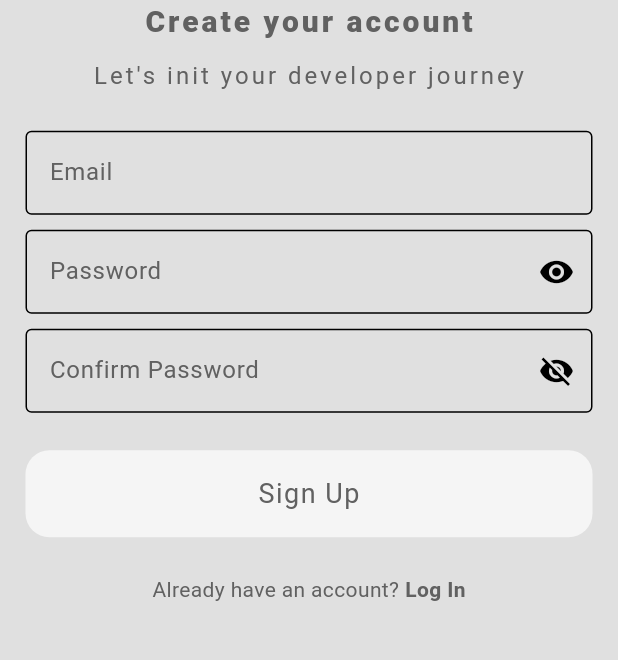
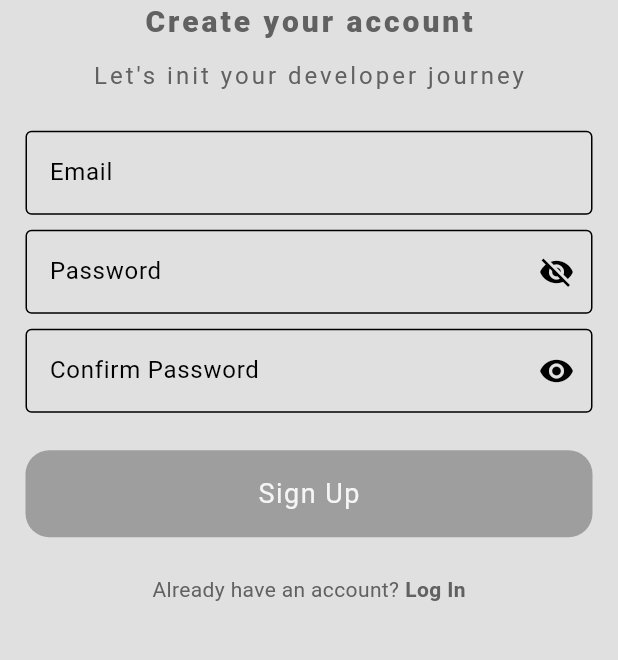
Before and after one commit to amandangol/stackup-mockup-app, a Flutter app: the screen it shows after launch, after a tap on "Login", after a tap on "Sign Up", on a phone screen of 412 x 824 dp, the part 428-1088 px from its top. Run offline on Flutter 3.47's test engine with Material 3 defaults, Android fonts, the light colour scheme and no system bars; our stand-ins replace cloud_firestore, expansion_tile_card, firebase_auth, firebase_core, flutter_spinkit, font_awesome_flutter and 1 more; accounts and stored records are empty.

Commit message:
minor fixes :bug: :zap:

```diff
--- a/lib/common_widgets/custom_button.dart
+++ b/lib/common_widgets/custom_button.dart
@@ -18,7 +18,7 @@ class CustomButton extends StatelessWidget {
         padding: const EdgeInsets.symmetric(horizontal: 8, vertical: 16),
         width: MediaQuery.of(context).size.width,
         decoration: BoxDecoration(
-            color: Theme.of(context).colorScheme.secondary,
+            color: Theme.of(context).colorScheme.primary,
             borderRadius: const BorderRadius.all(Radius.circular(16))),
         child: Center(
           child: Text(
@@ -26,7 +26,7 @@ class CustomButton extends StatelessWidget {
             style: TextStyle(
                 letterSpacing: 1,
                 fontSize: 18,
-                color: Theme.of(context).colorScheme.inversePrimary),
+                color: Theme.of(context).colorScheme.secondary),
           ),
         ),
       ),
--- a/lib/common_widgets/custom_textfield.dart
+++ b/lib/common_widgets/custom_textfield.dart
@@ -7,6 +7,7 @@ class CustomTextField extends StatelessWidget {
   final FormFieldValidator<String>? validator;
   final IconData? suffixIcon;
   final VoidCallback? onTap;
+  final String? labelText;
 
   const CustomTextField(
       {super.key,
@@ -15,6 +16,7 @@ class CustomTextField extends StatelessWidget {
       required this.obscureText,
       this.suffixIcon,
       this.onTap,
+      this.labelText,
       required this.validator});
 
   @override
@@ -27,6 +29,7 @@ class CustomTextField extends StatelessWidget {
         autofocus: false,
         obscureText: obscureText!,
         decoration: InputDecoration(
+            labelText: labelText,
             suffixIcon: IconButton(
               icon: Icon(suffixIcon),
               onPressed: onTap,
--- a/lib/screens/authscreens/login_screen/login_screen.dart
+++ b/lib/screens/authscreens/login_screen/login_screen.dart
@@ -3,6 +3,7 @@ import 'package:provider/provider.dart';
 import 'package:stackup_app/bottomnav/bottomNavWrapper.dart';
 import 'package:stackup_app/common_widgets/custom_button.dart';
 import 'package:stackup_app/common_widgets/custom_textfield.dart';
+import 'package:stackup_app/config/routes/routes_name.dart';
 import 'package:stackup_app/services/auth/auth_service.dart';
 import 'package:stackup_app/services/auth/provider/auth_provider.dart';
 import 'package:stackup_app/screens/authscreens/signup_screen/signup_screen.dart';
@@ -35,10 +36,7 @@ class _LoginScreenState extends State<LoginScreen> {
         passwordController.text,
       );
       // hideLoadingDialog(context);
-      Navigator.push(
-        context,
-        MaterialPageRoute(builder: (context) => const BottomNavHome()),
-      );
+      Navigator.pushNamed(context, RoutesName.bottomNavHome);
 
       ScaffoldMessenger.of(context).showSnackBar(
         SnackBar(
@@ -76,7 +74,9 @@ class _LoginScreenState extends State<LoginScreen> {
   @override
   Widget build(BuildContext context) {
     return Consumer<ObscureProvider>(builder: (context, value, child) {
-      return Scaffold(
+      return PopScope(
+        canPop: false,
+        child: Scaffold(
           // backgroundColor: Theme.of(context).colorScheme.secondaryContainer,
           body: Center(
             child: Form(
@@ -112,6 +112,7 @@ class _LoginScreenState extends State<LoginScreen> {
                     height: 25,
                   ),
                   CustomTextField(
+                      labelText: "Email",
                       validator: (value) {
                         if (value == null || value.isEmpty) {
                           return "Please enter your email";
@@ -119,12 +120,13 @@ class _LoginScreenState extends State<LoginScreen> {
                         return null;
                       },
                       controller: emailController,
-                    hintText: "Email",
+                      hintText: "Enter your email",
                       obscureText: false),
                   const SizedBox(
                     height: 10,
                   ),
                   CustomTextField(
+                      labelText: "Password",
                       suffixIcon: value.isObscure
                           ? Icons.visibility
                           : Icons.visibility_off,
@@ -136,7 +138,7 @@ class _LoginScreenState extends State<LoginScreen> {
                         return null;
                       },
                       controller: passwordController,
-                    hintText: "Password",
+                      hintText: "Enter you password",
                       obscureText: value.isObscure),
                   const SizedBox(
                     height: 25,
@@ -159,7 +161,8 @@ class _LoginScreenState extends State<LoginScreen> {
                       Text(
                         "Don't have an account?",
                         style: TextStyle(
-                          color: Theme.of(context).colorScheme.inversePrimary),
+                            color:
+                                Theme.of(context).colorScheme.inversePrimary),
                       ),
                       const SizedBox(
                         width: 4,
@@ -176,7 +179,8 @@ class _LoginScreenState extends State<LoginScreen> {
                         child: Text(
                           "Sign Up",
                           style: TextStyle(
-                            color: Theme.of(context).colorScheme.inversePrimary,
+                              color:
+                                  Theme.of(context).colorScheme.inversePrimary,
                               fontWeight: FontWeight.bold),
                         ),
                       ),
@@ -186,6 +190,7 @@ class _LoginScreenState extends State<LoginScreen> {
               ),
             ),
           ),
+        ),
       );
     });
   }
--- a/lib/screens/authscreens/signup_screen/signup_screen.dart
+++ b/lib/screens/authscreens/signup_screen/signup_screen.dart
@@ -40,9 +40,20 @@ class _LoginScreenState extends State<SignupScreen> {
         // usernameController.text,
       );
       print("${usernameController.text}aas");
-      hideLoadingDialog(context);
+      // hideLoadingDialog(context);
 
       Navigator.pushNamed(context, RoutesName.bottomNavHome);
+      ScaffoldMessenger.of(context).showSnackBar(
+        SnackBar(
+          backgroundColor: Colors.green,
+          content: const Text("Signed up succesfully"),
+          shape: RoundedRectangleBorder(
+            borderRadius: BorderRadius.circular(10),
+          ),
+          behavior: SnackBarBehavior.floating,
+          margin: const EdgeInsets.all(10),
+        ),
+      );
     } catch (e) {
       hideLoadingDialog(context);
 
@@ -63,6 +74,14 @@ class _LoginScreenState extends State<SignupScreen> {
         ),
       );
     }
+  }
+
+  bool _isConfirmPwVisible = false;
+
+  void _toggleConfirmPwVisibility() {
+    setState(() {
+      _isConfirmPwVisible = !_isConfirmPwVisible;
+    });
   }
 
   @override
@@ -104,6 +123,7 @@ class _LoginScreenState extends State<SignupScreen> {
                   height: 25,
                 ),
                 CustomTextField(
+                    labelText: "Email",
                     validator: (value) {
                       if (value == null || value.isEmpty) {
                         return "Please enter your email";
@@ -111,7 +131,7 @@ class _LoginScreenState extends State<SignupScreen> {
                       return null;
                     },
                     controller: emailController,
-                    hintText: "Email",
+                    hintText: "Enter your email",
                     obscureText: false),
                 const SizedBox(
                   height: 10,
@@ -130,9 +150,10 @@ class _LoginScreenState extends State<SignupScreen> {
                 //   height: 10,
                 // ),
                 CustomTextField(
+                    labelText: "Password",
                     suffixIcon: value.isObscure
-                        ? Icons.visibility
-                        : Icons.visibility_off,
+                        ? Icons.visibility_off
+                        : Icons.visibility,
                     onTap: value.toggleObscure,
                     validator: (value) {
                       if (value == null || value.isEmpty) {
@@ -141,12 +162,13 @@ class _LoginScreenState extends State<SignupScreen> {
                       return null;
                     },
                     controller: passwordController,
-                    hintText: "Password",
+                    hintText: "Enter your password",
                     obscureText: value.isObscure),
                 const SizedBox(
                   height: 10,
                 ),
                 CustomTextField(
+                  labelText: "Confirm Password",
                   validator: (value) {
                     if (value == null || value.isEmpty) {
                       return "Please confirm the password";
@@ -157,11 +179,12 @@ class _LoginScreenState extends State<SignupScreen> {
                     return null;
                   },
                   controller: confirmPasswordController,
-                  hintText: "Confirm Password",
-                  obscureText: value.isObscure,
-                  suffixIcon:
-                      value.isObscure ? Icons.visibility_off : Icons.visibility,
-                  onTap: value.toggleObscure,
+                  hintText: "Please confirm your Password",
+                  obscureText: _isConfirmPwVisible,
+                  suffixIcon: _isConfirmPwVisible
+                      ? Icons.visibility_off
+                      : Icons.visibility,
+                  onTap: _toggleConfirmPwVisibility,
                 ),
                 const SizedBox(
                   height: 25,
--- a/lib/screens/home_screen/home_screen.dart
+++ b/lib/screens/home_screen/home_screen.dart
@@ -32,7 +32,10 @@ class HomeScreen extends StatelessWidget {
           title: Consumer<UserProvider>(builder: (context, user, child) {
             print("user${user.username}");
             return Text(
-              user.username != null ? "Welcome, ${user.username}" : "Welcome",
+              user.username != null
+                  ? "Welcome, ${user.username}"
+                  : "Welcome...",
+              style: GoogleFonts.poppins(),
             );
           }),
         ),
--- a/lib/screens/home_screen/widgets/my_drawer.dart
+++ b/lib/screens/home_screen/widgets/my_drawer.dart
@@ -39,7 +39,7 @@ class _MyDrawerState extends State<MyDrawer> {
   Widget build(BuildContext context) {
     final colorScheme = Theme.of(context).colorScheme;
     return Drawer(
-      backgroundColor: colorScheme.surface,
+      backgroundColor: colorScheme.secondary,
       child: Column(
         children: [
           Padding(
```
Also changed, not shown: lib/screens/campaign_details/campaign_details.dart (+12 -14 lines), lib/screens/myprogress_screen/widgets/glance_card.dart (+5 -2 lines). Lines whose indentation alone changed are shown as unchanged.
